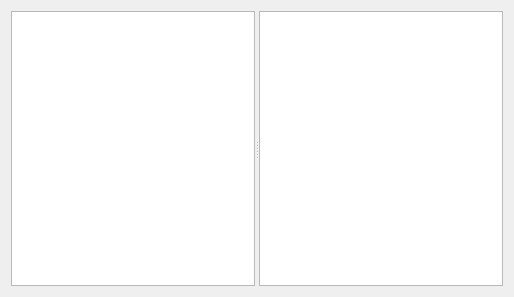
First picture: the form in ui/editworktaskwidget.ui, repository the-codeslinger/WorkTracker, before the edit.
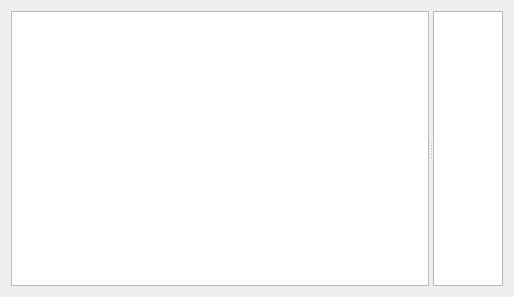
Second picture: the form after the edit.

What changed in the file:
```diff
--- a/ui/editworktaskwidget.ui
+++ b/ui/editworktaskwidget.ui
@@ -10,6 +10,12 @@
     <height>297</height>
    </rect>
   </property>
+  <property name="sizePolicy">
+   <sizepolicy hsizetype="Expanding" vsizetype="Expanding">
+    <horstretch>0</horstretch>
+    <verstretch>0</verstretch>
+   </sizepolicy>
+  </property>
   <property name="windowTitle">
    <string>Form</string>
   </property>
@@ -20,7 +26,44 @@
       <enum>Qt::Horizontal</enum>
      </property>
      <widget class="QListView" name="tasksListView"/>
-     <widget class="QTableView" name="taskTimesTableView"/>
+     <widget class="QTableView" name="taskTimesTableView">
+      <property name="sizeAdjustPolicy">
+       <enum>QAbstractScrollArea::AdjustToContents</enum>
+      </property>
+      <property name="showDropIndicator" stdset="0">
+       <bool>false</bool>
+      </property>
+      <property name="alternatingRowColors">
+       <bool>true</bool>
+      </property>
+      <property name="selectionMode">
+       <enum>QAbstractItemView::SingleSelection</enum>
+      </property>
+      <property name="sortingEnabled">
+       <bool>false</bool>
+      </property>
+      <attribute name="horizontalHeaderCascadingSectionResizes">
+       <bool>true</bool>
+      </attribute>
+      <attribute name="horizontalHeaderDefaultSectionSize">
+       <number>120</number>
+      </attribute>
+      <attribute name="horizontalHeaderHighlightSections">
+       <bool>false</bool>
+      </attribute>
+      <attribute name="horizontalHeaderMinimumSectionSize">
+       <number>120</number>
+      </attribute>
+      <attribute name="horizontalHeaderShowSortIndicator" stdset="0">
+       <bool>false</bool>
+      </attribute>
+      <attribute name="horizontalHeaderStretchLastSection">
+       <bool>false</bool>
+      </attribute>
+      <attribute name="verticalHeaderVisible">
+       <bool>false</bool>
+      </attribute>
+     </widget>
     </widget>
    </item>
   </layout>
```
Left out of the diff: 3 changed lines with no effect on the pictures.
